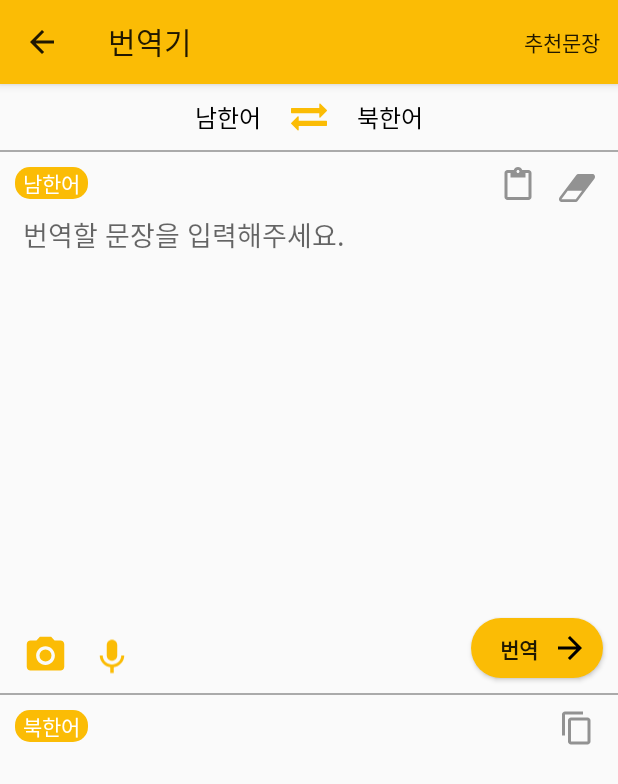
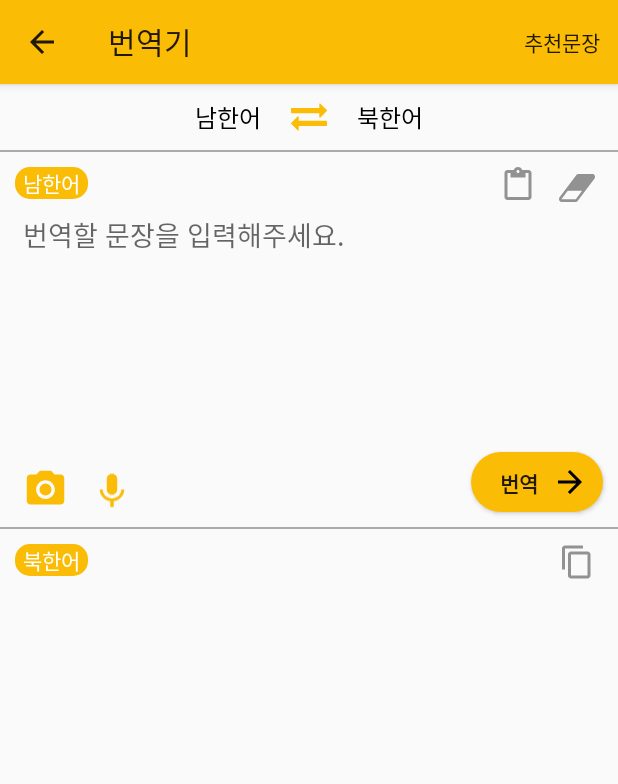
Before and after one commit to haewon96/learning-language, an Android app: the TranslatorActivity screen opened directly, with no data from a screen before it, after a tap on "번역", on a phone screen of 412 x 824 dp. Shown: the top 784 px of the screen. Run offline under Robolectric (Android 15) with nearby library versions, the phone set to English and light mode, and no system bars.

Commit message:
OCR 인식용 데이터 추가

```diff
--- a/app/build.gradle
+++ b/app/build.gradle
@@ -32,6 +32,7 @@ dependencies {
     androidTestImplementation 'com.android.support.test.espresso:espresso-core:3.0.2'
     implementation "com.android.support:design:28.0.0"
     implementation "org.jetbrains.anko:anko:0.10.7"
+    compile 'com.rmtheis:tess-two:5.4.1'
     implementation 'com.google.android.gms:play-services-location:15.0.1'
     implementation 'com.google.android.gms:play-services-maps:15.0.1'
 }
--- a/app/src/main/java/org/sungshin/lnk/learningnorthkorean/activity/MainActivity.kt
+++ b/app/src/main/java/org/sungshin/lnk/learningnorthkorean/activity/MainActivity.kt
@@ -5,6 +5,7 @@ import android.support.v7.app.AppCompatActivity
 import android.view.View
 import kotlinx.android.synthetic.main.activity_main.*
 import org.jetbrains.anko.startActivity
+import org.sungshin.lnk.learningnorthkorean.MapsActivity
 import org.sungshin.lnk.learningnorthkorean.R
 
 class MainActivity : AppCompatActivity(), View.OnClickListener {
@@ -29,7 +30,7 @@ class MainActivity : AppCompatActivity(), View.OnClickListener {
             R.id.btn_main_translate ->
                 startActivity<TranslatorActivity>()
             R.id.btn_main_situation ->
-                startActivity<SituationActivity>()
+                startActivity<MapsActivity>()
             R.id.btn_main_quiz ->
                 startActivity<QuizActivity>()
             R.id.btn_main_dictionary ->
--- a/app/src/main/java/org/sungshin/lnk/learningnorthkorean/activity/TranslatorActivity.kt
+++ b/app/src/main/java/org/sungshin/lnk/learningnorthkorean/activity/TranslatorActivity.kt
@@ -18,6 +18,7 @@ import org.jetbrains.anko.startActivityForResult
 import org.jetbrains.anko.toast
 import org.sungshin.lnk.learningnorthkorean.R
 import org.sungshin.lnk.learningnorthkorean.util.Translation
+import org.sungshin.lnk.learningnorthkorean.util.WordAPIExplorer
 import java.util.*
 
 
@@ -69,6 +70,7 @@ class TranslatorActivity : AppCompatActivity() {
 
     private fun refreshView() {
         val trans = Translation(et_trans_input.text.toString())
+        val explorer = WordAPIExplorer
 
         tv_trans_output.text = trans.translate()
         toggleProgress()
--- a/app/src/main/java/org/sungshin/lnk/learningnorthkorean/util/Translation.kt
+++ b/app/src/main/java/org/sungshin/lnk/learningnorthkorean/util/Translation.kt
@@ -2,24 +2,26 @@ package org.sungshin.lnk.learningnorthkorean.util
 
 class Translation(inputStr: String) {
     val inputStr: String = inputStr
-    var resultStr = inputStr
+    var resultStr = ""
+    val inputList: List<String> = inputStr.split(".", " ")
+
     val gramArray = arrayOf("이", "가", "의", "을", "를", "에", "에게", "께", "한테",
             "에서", "에게서", "에서부터", "보다", "로", "으로", "로서", "로써", "으로서", "으로써",
-            "에서", "에게서", "에서부터", "보다", "라고", "이라고", "와", "과", "랑", "이랑",
-            "에", "같이", "처럼", "하고", "이며", "에다")
+            "라고", "이라고", "와", "과", "랑", "이랑", "같이", "처럼", "하고", "이며", "에다")
 
     fun translate(): String {
-        sliptStatement()
+        for (i in inputList) {
+            loop@ for (j in gramArray) {
+                if (i.contains(j)) {
+                    val start = i.indexOf(j)
+                    val end = start + j.length
+                    resultStr += "\'" + i + "\'" + " "
+                    break@loop
+                }
+            }
+        }
 
         return resultStr
-    }
-
-    fun sliptStatement() {
-        val inputList: List<String> = inputStr.split(".", " ")
-
-        for (i in inputList) {
-            println(inputList)
-        }
     }
 
     fun replaceStatement() {
--- /dev/null
+++ b/app/src/main/res/drawable/ic_album_24dp.xml
@@ -0,0 +1,5 @@
+<vector android:height="24dp" android:tint="#FFFFFF"
+    android:viewportHeight="24.0" android:viewportWidth="24.0"
+    android:width="24dp" xmlns:android="http://schemas.android.com/apk/res/android">
+    <path android:fillColor="#FF000000" android:pathData="M21,19V5c0,-1.1 -0.9,-2 -2,-2H5c-1.1,0 -2,0.9 -2,2v14c0,1.1 0.9,2 2,2h14c1.1,0 2,-0.9 2,-2zM8.5,13.5l2.5,3.01L14.5,12l4.5,6H5l3.5,-4.5z"/>
+</vector>
--- /dev/null
+++ b/app/src/main/res/drawable/ic_double_circle.xml
@@ -0,0 +1,4 @@
+<vector android:height="36dp" android:viewportHeight="27.834"
+    android:viewportWidth="27.834" android:width="36dp" xmlns:android="http://schemas.android.com/apk/res/android">
+    <path android:fillColor="#FFFFFF" android:pathData="M13.917,27.834c-7.673,0 -13.916,-6.243 -13.916,-13.917S6.244,0 13.917,0s13.916,6.243 13.916,13.917S21.59,27.834 13.917,27.834zM13.917,3.001c-6.021,0 -10.916,4.897 -10.916,10.917c0,6.021 4.896,10.917 10.916,10.917c6.02,0 10.916,-4.896 10.916,-10.917C24.833,7.898 19.937,3.001 13.917,3.001zM13.917,20.168c-3.446,0 -6.25,-2.804 -6.25,-6.25c0,-3.446 2.804,-6.25 6.25,-6.25c3.445,0 6.25,2.804 6.25,6.25C20.167,17.364 17.362,20.168 13.917,20.168zM13.917,9.668c-2.344,0 -4.25,1.907 -4.25,4.25s1.906,4.25 4.25,4.25c2.346,0 4.25,-1.907 4.25,-4.25S16.263,9.668 13.917,9.668z"/>
+</vector>
--- a/app/src/main/res/layout/activity_translate.xml
+++ b/app/src/main/res/layout/activity_translate.xml
@@ -1,8 +1,12 @@
 <?xml version="1.0" encoding="utf-8"?>
-<FrameLayout xmlns:android="http://schemas.android.com/apk/res/android"
+<ScrollView xmlns:android="http://schemas.android.com/apk/res/android"
     xmlns:app="http://schemas.android.com/apk/res-auto"
     android:layout_width="match_parent"
     android:layout_height="match_parent">
+
+    <FrameLayout
+        android:layout_width="match_parent"
+        android:layout_height="wrap_content">
 
         <LinearLayout
             android:layout_width="match_parent"
@@ -61,8 +65,7 @@
 
                 <RelativeLayout
                     android:layout_width="match_parent"
-                android:layout_height="match_parent"
-                android:layout_weight="1">
+                    android:layout_height="250dp">
 
                     <TextView
                         android:id="@+id/tv_trans_korean1"
@@ -105,8 +108,8 @@
                         android:background="@null"
                         android:gravity="top"
                         android:hint="번역할 문장을 입력해주세요."
+                        android:paddingHorizontal="15dp"
                         android:paddingBottom="10dp"
-                    android:paddingHorizontal="15dp"
                         android:textColor="@android:color/black"
                         android:textSize="18sp" />
 
@@ -121,8 +124,8 @@
                             android:layout_width="wrap_content"
                             android:layout_height="wrap_content"
                             android:layout_alignParentBottom="true"
+                            android:layout_marginLeft="15dp"
                             android:layout_marginBottom="10dp"
-                        android:layout_marginLeft="15dp"
                             android:background="@android:color/transparent"
                             android:contentDescription="@string/menu_translate2"
                             android:foreground="?attr/selectableItemBackgroundBorderless"
@@ -133,8 +136,8 @@
                             android:layout_width="28dp"
                             android:layout_height="wrap_content"
                             android:layout_alignParentBottom="true"
+                            android:layout_marginLeft="15dp"
                             android:layout_marginBottom="10dp"
-                        android:layout_marginLeft="15dp"
                             android:layout_toRightOf="@id/ib_camera"
                             android:background="@android:color/transparent"
                             android:contentDescription="@string/menu_translate2"
@@ -146,8 +149,8 @@
                             android:id="@+id/btn_trans_start"
                             android:layout_width="wrap_content"
                             android:layout_height="wrap_content"
+                            android:layout_alignParentEnd="true"
                             android:layout_alignParentBottom="true"
-                        android:layout_alignParentEnd="true"
                             android:layout_margin="10dp"
                             android:background="@drawable/btn_start_translate_custom"
                             android:drawableRight="@drawable/ic_arrow_right_24dp"
@@ -166,8 +169,7 @@
 
                 <RelativeLayout
                     android:layout_width="match_parent"
-                android:layout_height="match_parent"
-                android:layout_weight="1">
+                    android:layout_height="250dp">
 
                     <TextView
                         android:id="@+id/tv_trans_korean2"
@@ -184,8 +186,8 @@
                         android:layout_width="wrap_content"
                         android:layout_height="wrap_content"
                         android:layout_alignParentRight="true"
+                        android:layout_marginTop="10dp"
                         android:layout_marginRight="15dp"
-                    android:layout_marginTop="10dp"
                         android:background="@android:color/transparent"
                         android:foreground="?attr/selectableItemBackgroundBorderless"
                         android:src="@drawable/ic_copy_24dp" />
@@ -195,13 +197,14 @@
                         android:layout_width="match_parent"
                         android:layout_height="match_parent"
                         android:layout_below="@id/tv_trans_korean2"
+                        android:paddingHorizontal="15dp"
                         android:paddingBottom="10dp"
-                    android:paddingHorizontal="15dp"
                         android:scrollbars="vertical"
                         android:textColor="@android:color/black"
                         android:textSize="18sp" />
                 </RelativeLayout>
             </LinearLayout>
+
         </LinearLayout>
 
         <ProgressBar
@@ -211,3 +214,4 @@
             android:layout_gravity="center"
             android:visibility="invisible" />
     </FrameLayout>
+</ScrollView>
--- a/app/src/main/res/values/strings.xml
+++ b/app/src/main/res/values/strings.xml
@@ -11,6 +11,8 @@
     <string name="all_network_err">네트워크 연결을 확인해주세요!</string>
     <string name="before_translate">번역 전</string>
     <string name="after_translate">번역 후</string>
+
+    <string name="recognize_text">사진으로 문자인식</string>
 
     <string name="menu_translate1">텍스트</string>
     <string name="menu_translate2">문자 인식</string>
```
Also changed, not shown: app/src/main/AndroidManifest.xml (+7 -3 lines), app/src/main/java/org/sungshin/lnk/learningnorthkorean/activity/RecognizeTextActivity.kt (+154 -2 lines), app/src/main/java/org/sungshin/lnk/learningnorthkorean/activity/SituationActivity.kt (deleted, +0 -15 lines), app/src/main/java/org/sungshin/lnk/learningnorthkorean/view/CameraView.kt (added, +39 -0 lines), app/src/main/res/layout/activity_recognize_text.xml (added, +40 -0 lines), 2 other files. Lines whose indentation alone changed are shown as unchanged.
